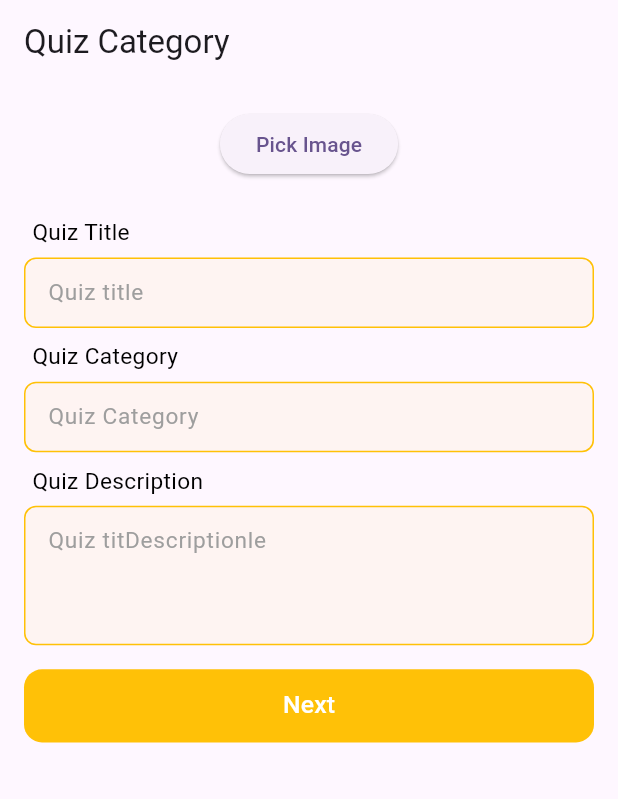
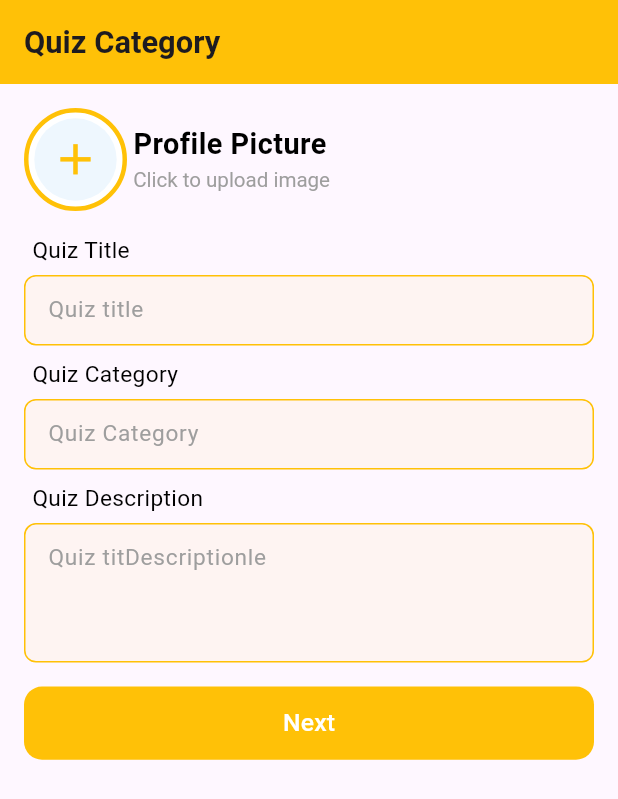
Before and after one commit to Laiba3131/quizApp, a Flutter app: the QuizCategoryScreen screen opened directly, on a phone screen of 412 x 824 dp. Shown: the top 799 px of the screen. Run offline on Flutter 3.47's test engine with Material 3 defaults, Android fonts, the phone set to English and light mode, and no system bars; our stand-ins replace cloud_firestore, firebase_core, get, image_picker, sizer; accounts and stored records are empty.

Commit message:
All done

```diff
--- a/lib/app_routes/app_routes.dart
+++ b/lib/app_routes/app_routes.dart
@@ -5,8 +5,7 @@ import 'package:job_task/view/create_quiz_screen.dart';
 
 abstract class AppPages {
   static final List<GetPage> pages = [
-    GetPage(
-        name: QuizCategoryScreen.route, page: () => const QuizCategoryScreen()),
+    GetPage(name: QuizCategoryScreen.route, page: () => QuizCategoryScreen()),
     GetPage(name: CreateQuizPage.route, page: () => CreateQuizPage()),
     GetPage(name: ReviewScreen.route, page: () => ReviewScreen()),
   ];
--- a/lib/controller/provider/quiz_provider.dart
+++ b/lib/controller/provider/quiz_provider.dart
@@ -40,7 +40,8 @@ class QuizProvider extends ChangeNotifier {
       await docRef.update({'id': docId});
 
       Get.snackbar('Success',
-          'Quiz data saved successfully to Firestore with ID: $docId');
+          'Quiz data saved successfully to Firestore with ID: $docId',
+          backgroundColor: Colors.green[100]);
       debugPrint('Quiz data saved successfully to Firestore with ID: $docId');
     } catch (e) {
       Get.snackbar('Error', 'Failed to save quiz data to Firestore: $e');
--- a/lib/view/quiz_category.dart
+++ b/lib/view/quiz_category.dart
@@ -1,14 +1,13 @@
 import 'dart:io';
-
 import 'package:flutter/material.dart';
 import 'package:get/get.dart';
 import 'package:image_picker/image_picker.dart';
 import 'package:job_task/common_widgets/custom_button.dart';
 import 'package:job_task/common_widgets/text_form_field.dart';
 import 'package:job_task/controller/provider/quiz_provider.dart';
-import 'package:job_task/model/quiz_model.dart';
 import 'package:job_task/view/create_quiz_screen.dart';
 import 'package:provider/provider.dart';
+import 'package:sizer/sizer.dart';
 
 class QuizCategoryScreen extends StatefulWidget {
   static String route = "/createcategoryPage";
@@ -20,88 +19,70 @@ class QuizCategoryScreen extends StatefulWidget {
 }
 
 class _QuizCategoryScreenState extends State<QuizCategoryScreen> {
-  final TextEditingController _textFieldController1 = TextEditingController();
-  final TextEditingController _textFieldController2 = TextEditingController();
-  final TextEditingController _textFieldController3 = TextEditingController();
-  final ImagePicker _imagePicker = ImagePicker();
-  PickedFile? _pickedImage;
-
-  Future<void> _pickImage() async {
-    final pickedImage =
-        await _imagePicker.pickImage(source: ImageSource.gallery);
-    setState(() {
-      _pickedImage = pickedImage as PickedFile;
-    });
-  }
-
-  @override
-  void dispose() {
-    _textFieldController1.dispose();
-    _textFieldController2.dispose();
-    _textFieldController3.dispose();
-    super.dispose();
-  }
-
-  late QuizProvider quizProvider;
+  late QuizProvider quizCategory;
 
   @override
   void initState() {
     super.initState();
-    quizProvider = Provider.of<QuizProvider>(context, listen: false);
-    if (quizProvider.questionsList.isEmpty) {
-      quizProvider.questionsList.add(QuestionModel());
+    quizCategory = QuizProvider(); // Initialize quizCategory here
   }
-  }
+
+  ValueChanged<File?>? uploadImage;
+  File? _image;
 
   @override
   Widget build(BuildContext context) {
+    final _formKey = GlobalKey<FormState>();
+    return SafeArea(
+      child: Consumer<QuizProvider>(builder: (context, vm, _) {
         return Scaffold(
           appBar: AppBar(
-        title: const Text('Quiz Category'),
+            backgroundColor: Colors.amber,
+            title: Text(
+              'Quiz Category',
+              style: TextStyle(fontSize: 15.sp, fontWeight: FontWeight.w600),
             ),
-      body: Padding(
+          ),
+          body: Form(
+            key: _formKey,
+            child: Padding(
               padding: const EdgeInsets.all(16.0),
+              child: SingleChildScrollView(
                 child: Column(
                   children: [
-            ElevatedButton(
-              onPressed: _pickImage,
-              child: const Text('Pick Image'),
+                    pickImageWidget(vm),
+                    SizedBox(
+                      height: 5.sp,
                     ),
-            const SizedBox(height: 16.0),
-            _pickedImage != null
-                ? Image.file(
-                    File(_pickedImage!.path),
-                    height: 200,
-                    width: 200,
-                    fit: BoxFit.cover,
-                  )
-                : Container(),
                     CustomTextFormField(
                       hintText: 'Quiz title',
-              controller: _textFieldController1,
+                      controller:
+                          TextEditingController(text: quizCategory.model.title),
                       fieldTitle: 'Quiz Title',
                       onChanged: (value) {
-                quizProvider.model.title = value;
-
+                        quizCategory.model.title = value;
+                        print('Title: ${quizCategory.model.title}');
                         return "";
                       },
                     ),
                     CustomTextFormField(
                         hintText: 'Quiz Category',
-                controller: _textFieldController2,
+                        controller: TextEditingController(
+                            text: quizCategory.model.type),
                         fieldTitle: 'Quiz Category',
                         onChanged: (value) {
-                  quizProvider.model.type = value;
+                          quizCategory.model.type = value;
 
                           return "";
                         }),
                     CustomTextFormField(
                         hintText: 'Quiz titDescriptionle',
-                controller: _textFieldController3,
+                        controller:
+                            TextEditingController(text: quizCategory.model.des),
                         fieldTitle: 'Quiz Description',
                         maxLines: 3,
                         onChanged: (value) {
-                  quizProvider.model.des = value;
+                          quizCategory.model.des = value;
                           return "";
                         }),
                     const SizedBox(height: 16.0),
@@ -109,6 +90,7 @@ class _QuizCategoryScreenState extends State<QuizCategoryScreen> {
                       tap: () {
                         Get.toNamed(
                           CreateQuizPage.route,
+                          arguments: {"model": quizCategory},
                         );
                       },
                       buttonTitle: 'Next',
@@ -116,6 +98,91 @@ class _QuizCategoryScreenState extends State<QuizCategoryScreen> {
                   ],
                 ),
               ),
+            ),
+          ),
+        );
+      }),
+    );
+  }
+
+  Widget pickImageWidget(QuizProvider vm) {
+    return InkWell(
+      overlayColor: MaterialStateProperty.all(Colors.transparent),
+      onTap: () async {
+        final pickedFile = await ImagePicker().pickImage(
+          source: ImageSource.gallery,
+          imageQuality: 85,
+        );
+
+        if (pickedFile != null) {
+          setState(() {
+            _image = File(pickedFile.path);
+          });
+        }
+      },
+      child: Row(
+        children: [
+          Container(
+            alignment: Alignment.center,
+            width: 50.sp,
+            height: 50.sp,
+            decoration: BoxDecoration(
+              shape: BoxShape.circle,
+              color: Colors.white,
+              border: Border.all(width: 3.0, color: Colors.amber),
+            ),
+            child: Container(
+              width: 40.sp,
+              height: 40.sp,
+              decoration: BoxDecoration(
+                  shape: BoxShape.circle, color: Colors.blue.withOpacity(.08)),
+              child: _image == null
+                  ? ClipRRect(
+                      borderRadius: BorderRadius.circular(150),
+                      child: Icon(
+                        Icons.add,
+                        size: 25.sp,
+                        color: Colors.amber,
+                      ),
+                    )
+                  : ClipRRect(
+                      borderRadius: BorderRadius.circular(150),
+                      child: Image.file(
+                        File(_image?.path ?? ""),
+                        width: 40.sp,
+                        height: 40.sp,
+                      ),
+                    ),
+            ),
+          ),
+          SizedBox(
+            width: 3.sp,
+          ),
+          Column(
+            crossAxisAlignment: CrossAxisAlignment.start,
+            children: [
+              Text(
+                'Profile Picture',
+                textAlign: TextAlign.center,
+                style: TextStyle(
+                  fontWeight: FontWeight.w600,
+                  fontSize: 14.sp,
+                  color: Colors.black,
+                  letterSpacing: 0.32,
+                ),
+              ),
+              Text(
+                'Click to upload image',
+                style: TextStyle(
+                  fontSize: 10.sp,
+                  color: Colors.grey,
+                  letterSpacing: -0.012,
+                ),
+              ),
+            ],
+          ),
+        ],
+      ),
     );
   }
 }
--- a/pubspec.yaml
+++ b/pubspec.yaml
@@ -35,7 +35,7 @@ dependencies:
   # The following adds the Cupertino Icons font to your application.
   # Use with the CupertinoIcons class for iOS style icons.
   cupertino_icons: ^1.0.2
-  get: ^4.6.6
+  get: ^5.0.0-release-candidate-5
   sizer: ^2.0.15
   google_fonts: ^6.1.0
   cloud_firestore: ^4.13.1
```
Also changed, not shown: lib/main.dart (+12 -8 lines), lib/view/create_quiz_screen.dart (+59 -51 lines), lib/view/review_screen.dart (+32 -39 lines), pubspec.lock, 1 other file. Lines whose indentation alone changed are shown as unchanged.
